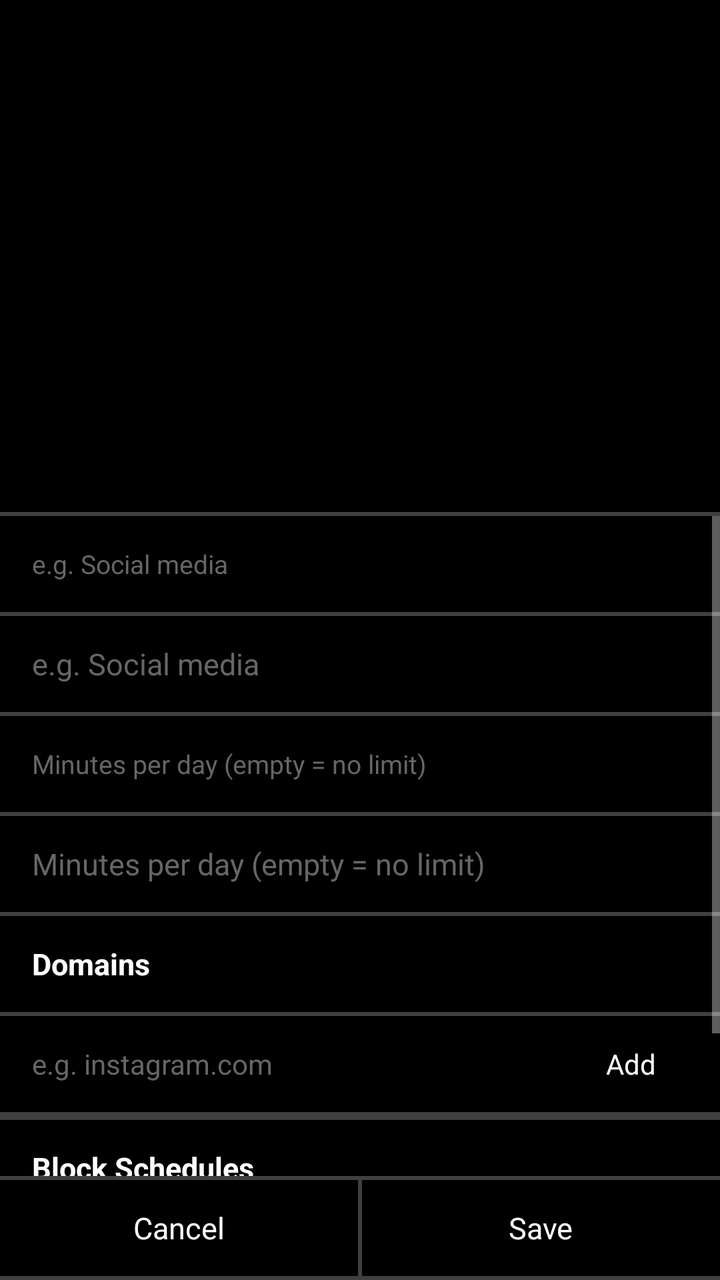
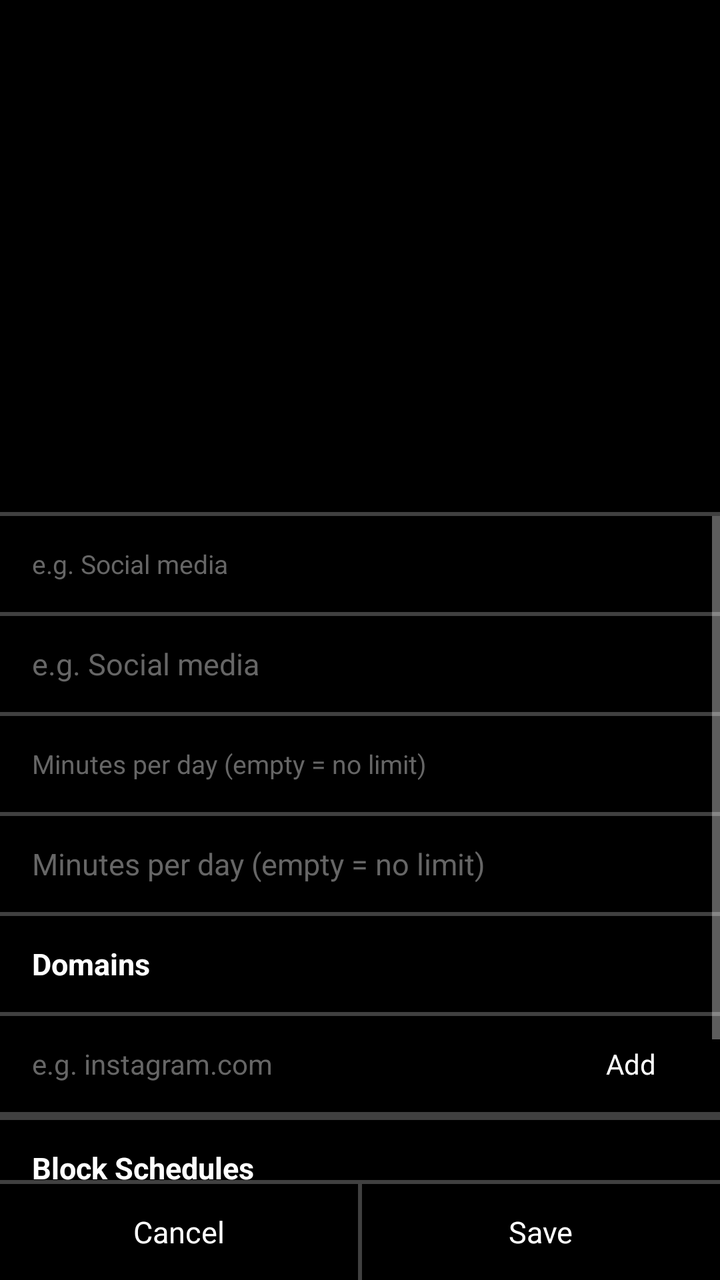

Compare the two renders of this Android layout. The source of the first and the diff that turns it into the second are given below.
<!-- AndroidManifest.xml: application theme Theme.ITNSecureBrowser -->
<!-- res/layout/activity_group_edit.xml -->
<?xml version="1.0" encoding="utf-8"?>
<LinearLayout xmlns:android="http://schemas.android.com/apk/res/android"
    android:layout_width="match_parent"
    android:layout_height="match_parent"
    android:orientation="vertical"
    android:background="@color/bg">

    <include layout="@layout/item_page_title" />

    <View
        android:layout_width="match_parent"
        android:layout_height="@dimen/divider"
        android:background="@drawable/divider_horizontal" />

    <ScrollView
        android:layout_width="match_parent"
        android:layout_height="0dp"
        android:layout_weight="1"
        android:fillViewport="true">

        <LinearLayout
            android:layout_width="match_parent"
            android:layout_height="wrap_content"
            android:orientation="vertical">

            <TextView
                android:layout_width="match_parent"
                android:layout_height="@dimen/row_height"
                android:gravity="center_vertical"
                android:paddingHorizontal="@dimen/padding"
                android:text="@string/group_name_hint"
                android:textColor="@color/text_hint"
                android:textSize="13sp" />

            <View
                android:layout_width="match_parent"
                android:layout_height="@dimen/divider"
                android:background="@drawable/divider_horizontal" />

            <EditText
                android:id="@+id/inputName"
                android:layout_width="match_parent"
                android:layout_height="@dimen/row_height"
                android:background="@android:color/transparent"
                android:gravity="center_vertical"
                android:paddingHorizontal="@dimen/padding"
                android:textColor="@color/text_primary"
                android:textColorHint="@color/text_hint"
                android:hint="@string/group_name_hint"
                android:inputType="text"
                android:singleLine="true"
                android:textSize="15sp" />

            <View
                android:layout_width="match_parent"
                android:layout_height="@dimen/divider"
                android:background="@drawable/divider_horizontal" />

            <TextView
                android:layout_width="match_parent"
                android:layout_height="@dimen/row_height"
                android:gravity="center_vertical"
                android:paddingHorizontal="@dimen/padding"
                android:text="@string/group_limit_hint"
                android:textColor="@color/text_hint"
                android:textSize="13sp" />

            <View
                android:layout_width="match_parent"
                android:layout_height="@dimen/divider"
                android:background="@drawable/divider_horizontal" />

            <EditText
                android:id="@+id/inputLimit"
                android:layout_width="match_parent"
                android:layout_height="@dimen/row_height"
                android:background="@android:color/transparent"
                android:gravity="center_vertical"
                android:paddingHorizontal="@dimen/padding"
                android:textColor="@color/text_primary"
                android:textColorHint="@color/text_hint"
                android:hint="@string/group_limit_hint"
                android:inputType="number"
                android:singleLine="true"
                android:textSize="15sp" />

            <View
                android:layout_width="match_parent"
                android:layout_height="@dimen/divider"
                android:background="@drawable/divider_horizontal" />

            <TextView
                android:layout_width="match_parent"
                android:layout_height="@dimen/row_height"
                android:gravity="center_vertical"
                android:paddingHorizontal="@dimen/padding"
                android:text="Domains"
                android:textColor="@color/text_primary"
                android:textSize="15sp"
                android:textStyle="bold" />

            <View
                android:layout_width="match_parent"
                android:layout_height="@dimen/divider"
                android:background="@drawable/divider_horizontal" />

            <LinearLayout
                android:layout_width="match_parent"
                android:layout_height="@dimen/row_height"
                android:orientation="horizontal"
                android:gravity="center_vertical"
                android:paddingHorizontal="@dimen/padding">

                <EditText
                    android:id="@+id/inputDomain"
                    android:layout_width="0dp"
                    android:layout_height="@dimen/content_height"
                    android:layout_weight="1"
                    android:background="@android:color/transparent"
                    android:textColor="@color/text_primary"
                    android:textColorHint="@color/text_hint"
                    android:hint="@string/add_domain_hint"
                    android:inputType="textUri"
                    android:singleLine="true"
                    android:textSize="14sp" />

                <TextView
                    android:id="@+id/btnAddDomain"
                    android:layout_width="wrap_content"
                    android:layout_height="@dimen/content_height"
                    android:gravity="center"
                    android:paddingHorizontal="@dimen/padding"
                    android:text="@string/btn_add"
                    android:textColor="@color/text_primary"
                    android:textSize="14sp"
                    android:background="?android:attr/selectableItemBackground" />
            </LinearLayout>

            <View
                android:layout_width="match_parent"
                android:layout_height="@dimen/divider"
                android:background="@drawable/divider_horizontal" />

            <TextView
                android:id="@+id/domainError"
                android:layout_width="match_parent"
                android:layout_height="wrap_content"
                android:paddingHorizontal="@dimen/padding"
                android:textColor="@color/status_off"
                android:textSize="13sp"
                android:visibility="gone" />

            <ListView
                android:id="@+id/domainList"
                android:layout_width="match_parent"
                android:layout_height="wrap_content"
                android:divider="@drawable/divider_horizontal"
                android:dividerHeight="@dimen/divider" />

            <View
                android:layout_width="match_parent"
                android:layout_height="@dimen/divider"
                android:background="@drawable/divider_horizontal" />

            <TextView
                android:layout_width="match_parent"
                android:layout_height="@dimen/row_height"
                android:gravity="center_vertical"
                android:paddingHorizontal="@dimen/padding"
                android:text="Block Schedules"
                android:textColor="@color/text_primary"
                android:textSize="15sp"
                android:textStyle="bold" />

            <View
                android:layout_width="match_parent"
                android:layout_height="@dimen/divider"
                android:background="@drawable/divider_horizontal" />

            <TextView
                android:id="@+id/noSchedules"
                android:layout_width="match_parent"
                android:layout_height="wrap_content"
                android:paddingHorizontal="@dimen/padding"
                android:text="@string/no_schedules"
                android:textColor="@color/text_hint"
                android:textSize="14sp" />

            <ListView
                android:id="@+id/scheduleList"
                android:layout_width="match_parent"
                android:layout_height="wrap_content"
                android:divider="@drawable/divider_horizontal"
                android:dividerHeight="@dimen/divider" />

            <View
                android:layout_width="match_parent"
                android:layout_height="@dimen/divider"
                android:background="@drawable/divider_horizontal" />

            <TextView
                android:id="@+id/btnAddSchedule"
                android:layout_width="match_parent"
                android:layout_height="@dimen/row_height"
                android:background="?android:attr/selectableItemBackground"
                android:gravity="center_vertical"
                android:paddingHorizontal="@dimen/padding"
                android:text="@string/btn_add"
                android:textColor="@color/text_primary"
                android:textSize="15sp" />
        </LinearLayout>
    </ScrollView>

    <View
        android:layout_width="match_parent"
        android:layout_height="@dimen/divider"
        android:background="@drawable/divider_horizontal" />

    <LinearLayout
        android:layout_width="match_parent"
        android:layout_height="@dimen/row_height"
        android:orientation="horizontal">

        <TextView
            android:id="@+id/btnCancel"
            android:layout_width="0dp"
            android:layout_height="match_parent"
            android:layout_weight="1"
            android:gravity="center"
            android:text="@string/btn_cancel"
            android:textColor="@color/text_primary"
            android:textSize="15sp"
            android:background="?android:attr/selectableItemBackground" />

        <View
            android:layout_width="@dimen/divider"
            android:layout_height="match_parent"
            android:background="@drawable/divider_vertical" />

        <TextView
            android:id="@+id/btnSave"
            android:layout_width="0dp"
            android:layout_height="match_parent"
            android:layout_weight="1"
            android:gravity="center"
            android:text="@string/btn_save"
            android:textColor="@color/text_primary"
            android:textSize="15sp"
            android:background="?android:attr/selectableItemBackground" />
    </LinearLayout>

    <View
        android:layout_width="match_parent"
        android:layout_height="@dimen/divider"
        android:background="@drawable/divider_horizontal" />
</LinearLayout>
<!-- res/layout/item_page_title.xml (included above) -->
<?xml version="1.0" encoding="utf-8"?>
<FrameLayout xmlns:android="http://schemas.android.com/apk/res/android"
    android:id="@+id/pageTitleContainer"
    android:layout_width="match_parent"
    android:layout_height="@dimen/page_title_height"
    android:background="@color/bg">

    <TextView
        android:id="@+id/pageTitle"
        android:layout_width="match_parent"
        android:layout_height="wrap_content"
        android:layout_gravity="center"
        android:gravity="center"
        android:paddingHorizontal="@dimen/padding"
        android:textColor="@color/text_primary"
        android:textSize="24sp"
        android:textStyle="bold" />
</FrameLayout>
<!-- resources referenced by this layout -->
<resources>
  <color name="bg">@android:color/black</color>
  <color name="status_off">#FFCC0000</color>
  <color name="text_hint">#FF666666</color>
  <color name="text_primary">@android:color/white</color>
  <dimen name="content_height">32dp</dimen>
  <dimen name="divider">2dp</dimen>
  <dimen name="padding">16dp</dimen>
  <dimen name="page_title_height">256dp</dimen>
  <dimen name="row_height">48dp</dimen>
  <!-- drawable divider_horizontal (drawable) -->
  <?xml version="1.0" encoding="utf-8"?>
  <shape xmlns:android="http://schemas.android.com/apk/res/android"
      android:shape="rectangle">
      <solid android:color="@color/divider" />
      <size android:height="@dimen/divider" />
  </shape>
  <!-- drawable divider_vertical (drawable) -->
  <?xml version="1.0" encoding="utf-8"?>
  <shape xmlns:android="http://schemas.android.com/apk/res/android"
      android:shape="rectangle">
      <solid android:color="@color/divider" />
      <size android:width="@dimen/divider" />
  </shape>
  <string name="add_domain_hint">e.g. instagram.com</string>
  <string name="btn_add">Add</string>
  <string name="btn_cancel">Cancel</string>
  <string name="btn_save">Save</string>
  <string name="group_limit_hint">Minutes per day (empty = no limit)</string>
  <string name="group_name_hint">e.g. Social media</string>
  <string name="no_schedules">No schedules</string>
  <style name="Theme.ITNSecureBrowser" parent="android:Theme.Material.NoActionBar">
          <item name="android:windowNoTitle">true</item>
          <item name="android:windowFullscreen">false</item>
          <item name="android:statusBarColor">@android:color/transparent</item>
          <item name="android:navigationBarColor">@android:color/transparent</item>
      </style>
  <color name="divider">#80808080</color>
</resources>

<!-- the commit's change to res/layout/activity_group_edit.xml (unified diff, before → after) -->
@@ -248,11 +248,6 @@
             android:textSize="15sp"
             android:background="?android:attr/selectableItemBackground" />
     </LinearLayout>
-
-    <View
-        android:layout_width="match_parent"
-        android:layout_height="@dimen/divider"
-        android:background="@drawable/divider_horizontal" />
 </LinearLayout>
 <!-- res/layout/item_page_title.xml (included above) -->
 <?xml version="1.0" encoding="utf-8"?>
